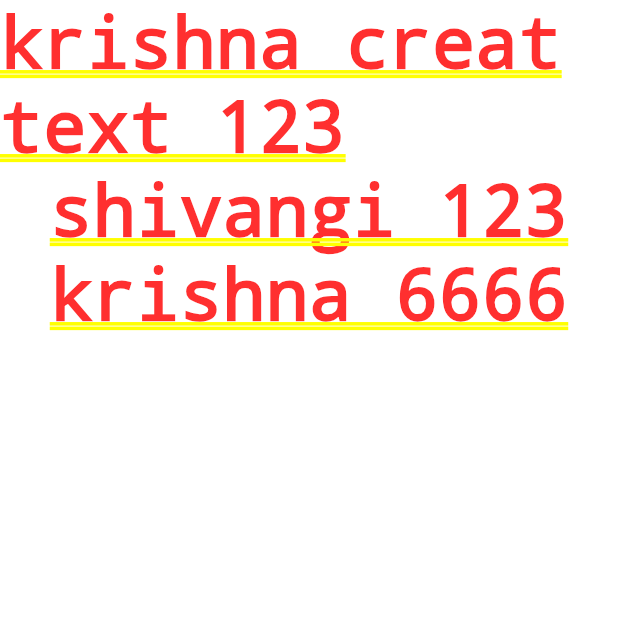
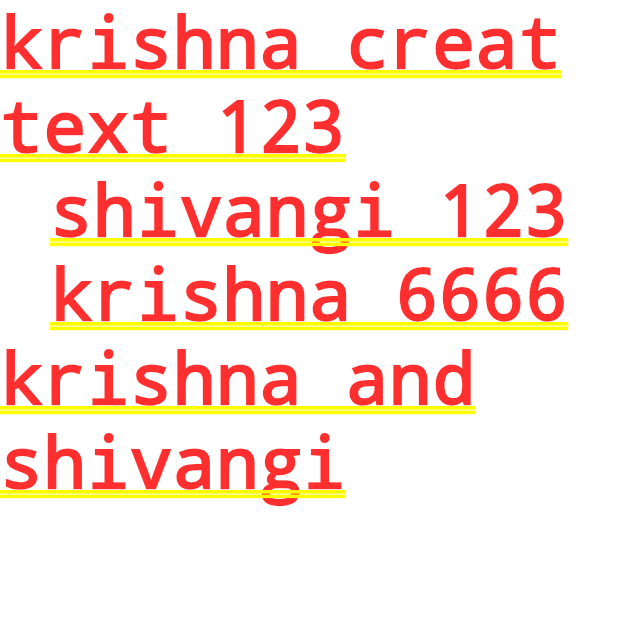
Before and after one commit to shivangi25-collab/flutter_generic_structure, a Flutter app: the screen it shows after launch, on a phone screen of 412 x 824 dp, the top half of it. Run offline on Flutter 3.47's test engine with Material 2 defaults, Android fonts, the phone set to English and light mode, and no system bars; our stand-ins replace dio, file_picker, get, get_storage, image_cropper, image_picker and 3 more.

Commit message:
splash addded new text

```diff
--- a/lib/pages/Auth/SplashPage.dart
+++ b/lib/pages/Auth/SplashPage.dart
@@ -17,6 +17,7 @@ class _SplashPageState extends State<SplashPage> {
           Text("krishna creat text 123"),
           Text("shivangi 123"),
           Text("krishna 6666"),
+          Text("krishna and shivangi"),
         ],
       ),
 
```
